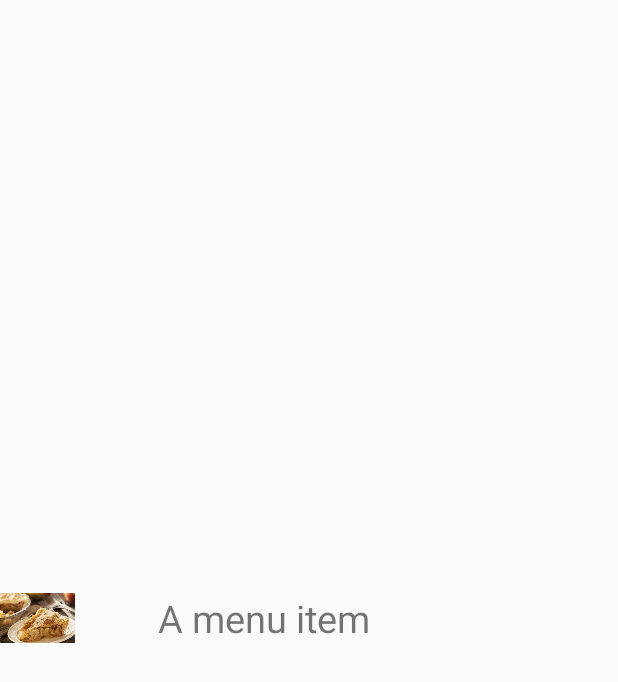
After one commit to patelprashant/RxNdroid, an Android app: the layout menu_list_item.xml on its own in the app's theme, with its tools: preview values and no code run, on a phone screen of 412 x 824 dp. The commit adds this screen. Shown: the top 682 px of the screen. Run offline under Robolectric (Android 15) with nearby library versions, the phone set to English and light mode, and no system bars.

Commit message:
Created custom array adapter in used to view with image.

```diff
--- /dev/null
+++ b/app/src/main/res/layout/menu_list_item.xml
@@ -0,0 +1,30 @@
+<?xml version="1.0" encoding="utf-8"?>
+<RelativeLayout xmlns:android="http://schemas.android.com/apk/res/android"
+    xmlns:app="http://schemas.android.com/apk/res-auto"
+    xmlns:tools="http://schemas.android.com/tools"
+    android:layout_width="match_parent"
+    android:layout_height="match_parent"
+    android:paddingBottom="5dp"
+    android:paddingTop="5dp">
+
+    <ImageView
+        android:id="@+id/imageView"
+        android:layout_width="50dp"
+        android:layout_height="50dp"
+        android:layout_alignParentStart="true"
+        android:layout_centerVertical="true"
+        android:contentDescription="Apple Pie"
+        app:srcCompat="@drawable/apple_pie"
+        tools:ignore="HardcodedText" />
+
+    <TextView
+        android:id="@+id/itemNameText"
+        android:layout_width="wrap_content"
+        android:layout_height="wrap_content"
+        android:layout_centerVertical="true"
+        android:layout_marginStart="55dp"
+        android:layout_toEndOf="@+id/imageView"
+        android:text="A menu item"
+        android:textSize="25sp"
+        tools:ignore="HardcodedText" />
+</RelativeLayout>
```
Also changed, not shown: app/src/main/java/com/practice/android/rxndroid/DataItemAdapter.java (added, +42 -0 lines), app/src/main/java/com/practice/android/rxndroid/Sample2Activity.java (+15 -18 lines), app/src/main/res/drawable/apple_pie.jpg (added).
